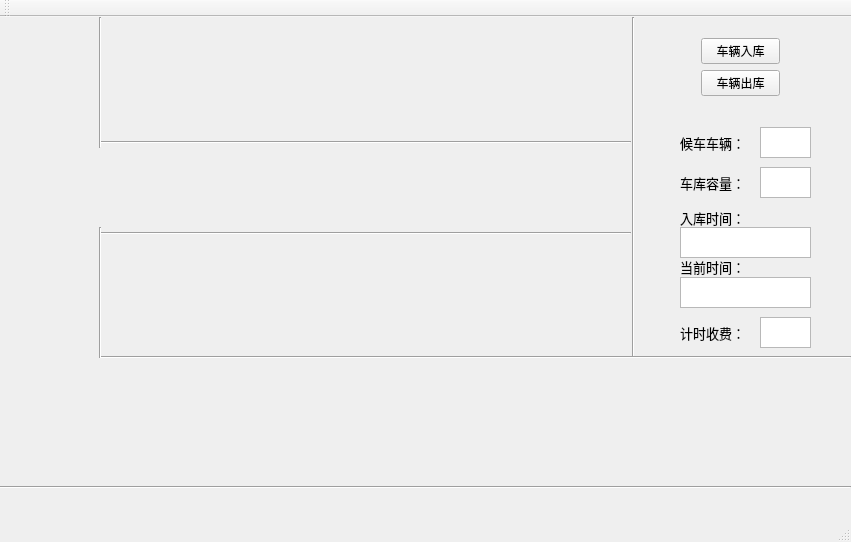
Old version of the form parkinglot.ui in the repository PJYGit/ParkingLot.
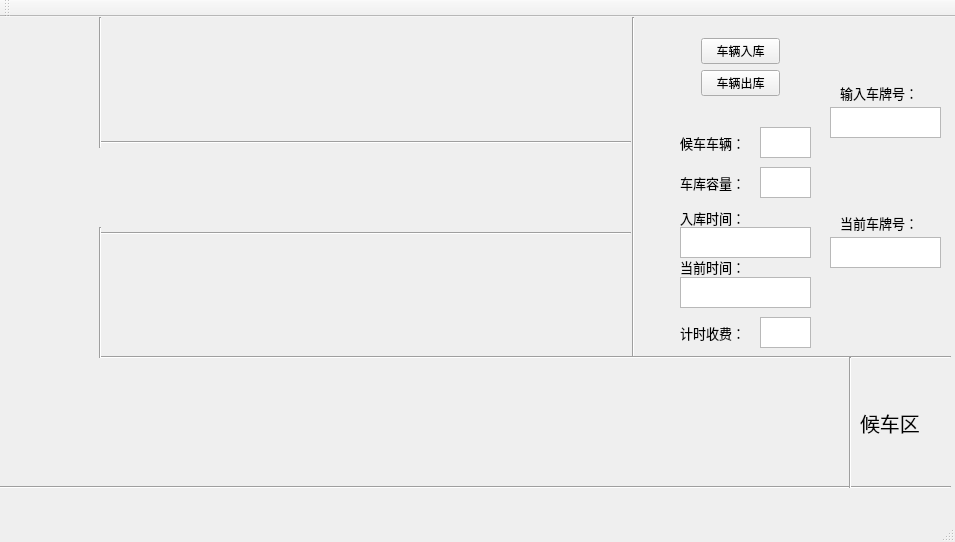
New version of the form.

Diff of the .ui file:
```diff
--- a/parkinglot.ui
+++ b/parkinglot.ui
@@ -6,7 +6,7 @@
    <rect>
     <x>0</x>
     <y>0</y>
-    <width>851</width>
+    <width>955</width>
     <height>542</height>
    </rect>
   </property>
@@ -226,7 +226,7 @@
      <rect>
       <x>100</x>
       <y>325</y>
-      <width>751</width>
+      <width>851</width>
       <height>31</height>
      </rect>
     </property>
@@ -319,7 +319,7 @@
      <rect>
       <x>0</x>
       <y>460</y>
-      <width>851</width>
+      <width>951</width>
       <height>21</height>
      </rect>
     </property>
@@ -349,6 +349,93 @@
     </property>
     <layout class="QHBoxLayout" name="Road"/>
    </widget>
+   <widget class="QLabel" name="label_7">
+    <property name="geometry">
+     <rect>
+      <x>860</x>
+      <y>390</y>
+      <width>81</width>
+      <height>31</height>
+     </rect>
+    </property>
+    <property name="font">
+     <font>
+      <pointsize>15</pointsize>
+     </font>
+    </property>
+    <property name="text">
+     <string>候车区</string>
+    </property>
+   </widget>
+   <widget class="QTextEdit" name="IDin">
+    <property name="geometry">
+     <rect>
+      <x>830</x>
+      <y>90</y>
+      <width>111</width>
+      <height>31</height>
+     </rect>
+    </property>
+   </widget>
+   <widget class="QLabel" name="label_8">
+    <property name="geometry">
+     <rect>
+      <x>840</x>
+      <y>60</y>
+      <width>101</width>
+      <height>31</height>
+     </rect>
+    </property>
+    <property name="font">
+     <font>
+      <pointsize>10</pointsize>
+     </font>
+    </property>
+    <property name="text">
+     <string>输入车牌号：</string>
+    </property>
+   </widget>
+   <widget class="QLabel" name="label_9">
+    <property name="geometry">
+     <rect>
+      <x>840</x>
+      <y>190</y>
+      <width>101</width>
+      <height>31</height>
+     </rect>
+    </property>
+    <property name="font">
+     <font>
+      <pointsize>10</pointsize>
+     </font>
+    </property>
+    <property name="text">
+     <string>当前车牌号：</string>
+    </property>
+   </widget>
+   <widget class="QTextBrowser" name="IDout">
+    <property name="geometry">
+     <rect>
+      <x>830</x>
+      <y>220</y>
+      <width>111</width>
+      <height>31</height>
+     </rect>
+    </property>
+   </widget>
+   <widget class="Line" name="line_8">
+    <property name="geometry">
+     <rect>
+      <x>840</x>
+      <y>340</y>
+      <width>20</width>
+      <height>131</height>
+     </rect>
+    </property>
+    <property name="orientation">
+     <enum>Qt::Vertical</enum>
+    </property>
+   </widget>
   </widget>
   <widget class="QMenuBar" name="menuBar">
    <property name="geometry">
```
Left out of the diff: 2 changed lines with no effect on the pictures.
